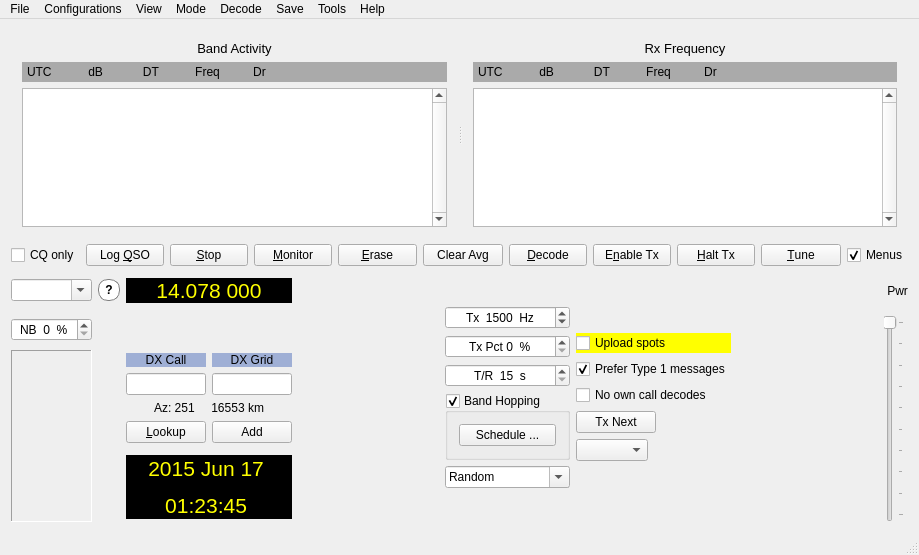
Before: the Qt Designer form widgets/mainwindow.ui in saitohirga/WSJT-X, drawn with Qt 5.
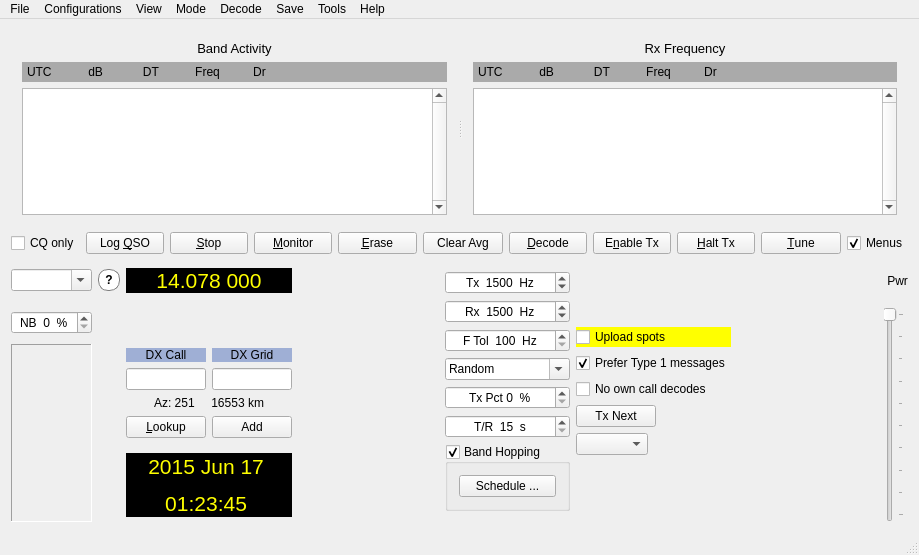
After: the same form once the commit is applied. The open tabs and pages were chosen to show the change. Custom widgets are drawn as their Qt base class.

The edit to the form file:
```diff
--- a/widgets/mainwindow.ui
+++ b/widgets/mainwindow.ui
@@ -2159,69 +2159,50 @@
                      </widget>
                     </item>
                     <item>
-                     <widget class="QSpinBox" name="sbTxPercent">
-                      <property name="toolTip">
-                       <string>Percentage of minute sequences devoted to transmitting.</string>
-                      </property>
-                      <property name="styleSheet">
-                       <string notr="true">QSpinBox:enabled[notx=&quot;true&quot;] {
-	color: rgb(0, 0, 0);
-	background-color: rgb(255, 255, 0);
-}</string>
-                      </property>
+                     <widget class="QSpinBox" name="sbFST4W_RxFreq">
                       <property name="alignment">
                        <set>Qt::AlignCenter</set>
                       </property>
                       <property name="suffix">
-                       <string>  %</string>
+                       <string>  Hz</string>
                       </property>
                       <property name="prefix">
-                       <string>Tx Pct </string>
+                       <string>Rx  </string>
                       </property>
+                      <property name="minimum">
+                       <number>100</number>
+                      </property>
                       <property name="maximum">
+                       <number>4900</number>
+                      </property>
+                      <property name="singleStep">
                        <number>100</number>
                       </property>
+                      <property name="value">
+                       <number>1500</number>
+                      </property>
                      </widget>
                     </item>
                     <item>
-                     <widget class="RestrictedSpinBox" name="sbTR_FST4W">
+                     <widget class="QSpinBox" name="sbFST4W_FTol">
                       <property name="alignment">
                        <set>Qt::AlignCenter</set>
                       </property>
                       <property name="suffix">
-                       <string>  s</string>
+                       <string>  Hz</string>
                       </property>
                       <property name="prefix">
-                       <string>T/R  </string>
+                       <string>F Tol  </string>
                       </property>
                       <property name="minimum">
-                       <number>15</number>
+                       <number>100</number>
                       </property>
                       <property name="maximum">
-                       <number>1800</number>
+                       <number>500</number>
                       </property>
-                     </widget>
-                    </item>
-                    <item>
-                     <widget class="QGroupBox" name="band_hopping_group_box">
-                      <property name="title">
-                       <string>Band Hopping</string>
+                      <property name="singleStep">
+                       <number>100</number>
                       </property>
-                      <property name="checkable">
-                       <bool>true</bool>
-                      </property>
-                      <layout class="QHBoxLayout" name="horizontalLayout_7">
-                       <item>
-                        <widget class="QPushButton" name="band_hopping_schedule_push_button">
-                         <property name="toolTip">
-                          <string>Choose bands and times of day for band-hopping.</string>
-                         </property>
-                         <property name="text">
-                          <string>Schedule ...</string>
-                         </property>
-                        </widget>
-                       </item>
-                      </layout>
                      </widget>
                     </item>
                     <item>
@@ -2339,6 +2320,72 @@
                       </item>
                      </widget>
                     </item>
+                    <item>
+                     <widget class="QSpinBox" name="sbTxPercent">
+                      <property name="toolTip">
+                       <string>Percentage of minute sequences devoted to transmitting.</string>
+                      </property>
+                      <property name="styleSheet">
+                       <string notr="true">QSpinBox:enabled[notx=&quot;true&quot;] {
+	color: rgb(0, 0, 0);
+	background-color: rgb(255, 255, 0);
+}</string>
+                      </property>
+                      <property name="alignment">
+                       <set>Qt::AlignCenter</set>
+                      </property>
+                      <property name="suffix">
+                       <string>  %</string>
+                      </property>
+                      <property name="prefix">
+                       <string>Tx Pct </string>
+                      </property>
+                      <property name="maximum">
+                       <number>100</number>
+                      </property>
+                     </widget>
+                    </item>
+                    <item>
+                     <widget class="RestrictedSpinBox" name="sbTR_FST4W">
+                      <property name="alignment">
+                       <set>Qt::AlignCenter</set>
+                      </property>
+                      <property name="suffix">
+                       <string>  s</string>
+                      </property>
+                      <property name="prefix">
+                       <string>T/R  </string>
+                      </property>
+                      <property name="minimum">
+                       <number>15</number>
+                      </property>
+                      <property name="maximum">
+                       <number>1800</number>
+                      </property>
+                     </widget>
+                    </item>
+                    <item>
+                     <widget class="QGroupBox" name="band_hopping_group_box">
+                      <property name="title">
+                       <string>Band Hopping</string>
+                      </property>
+                      <property name="checkable">
+                       <bool>true</bool>
+                      </property>
+                      <layout class="QHBoxLayout" name="horizontalLayout_7">
+                       <item>
+                        <widget class="QPushButton" name="band_hopping_schedule_push_button">
+                         <property name="toolTip">
+                          <string>Choose bands and times of day for band-hopping.</string>
+                         </property>
+                         <property name="text">
+                          <string>Schedule ...</string>
+                         </property>
+                        </widget>
+                       </item>
+                      </layout>
+                     </widget>
+                    </item>
                    </layout>
                   </item>
                   <item>
```
Left out of the diff: 2 changed lines with no effect on the pictures.
